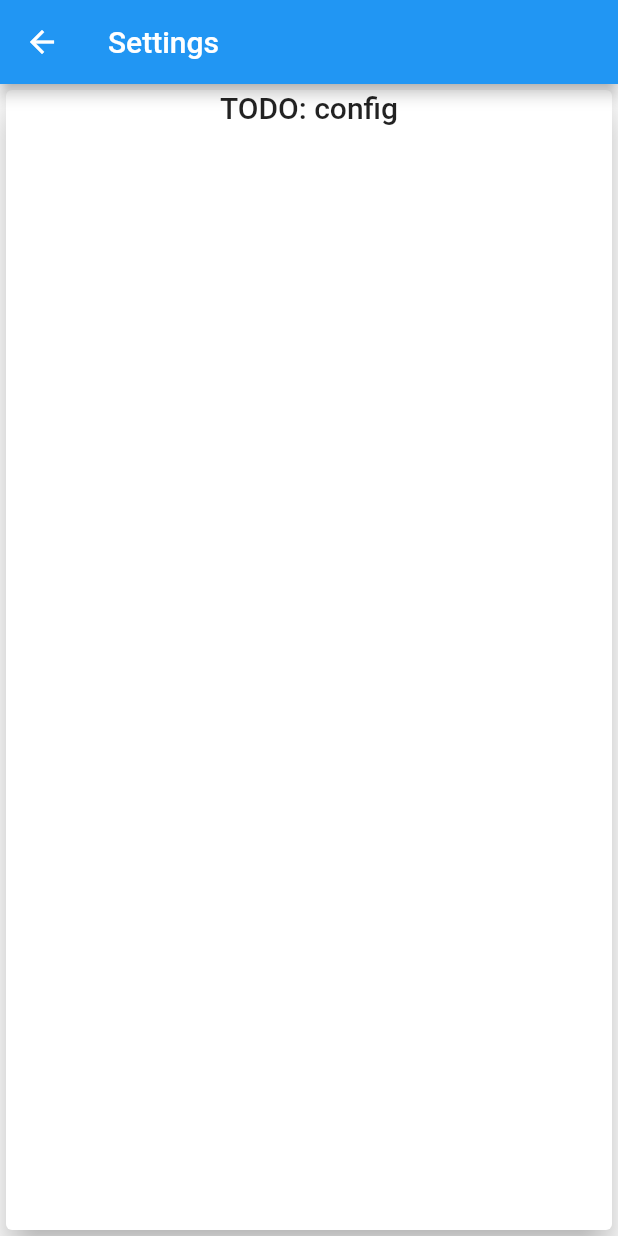
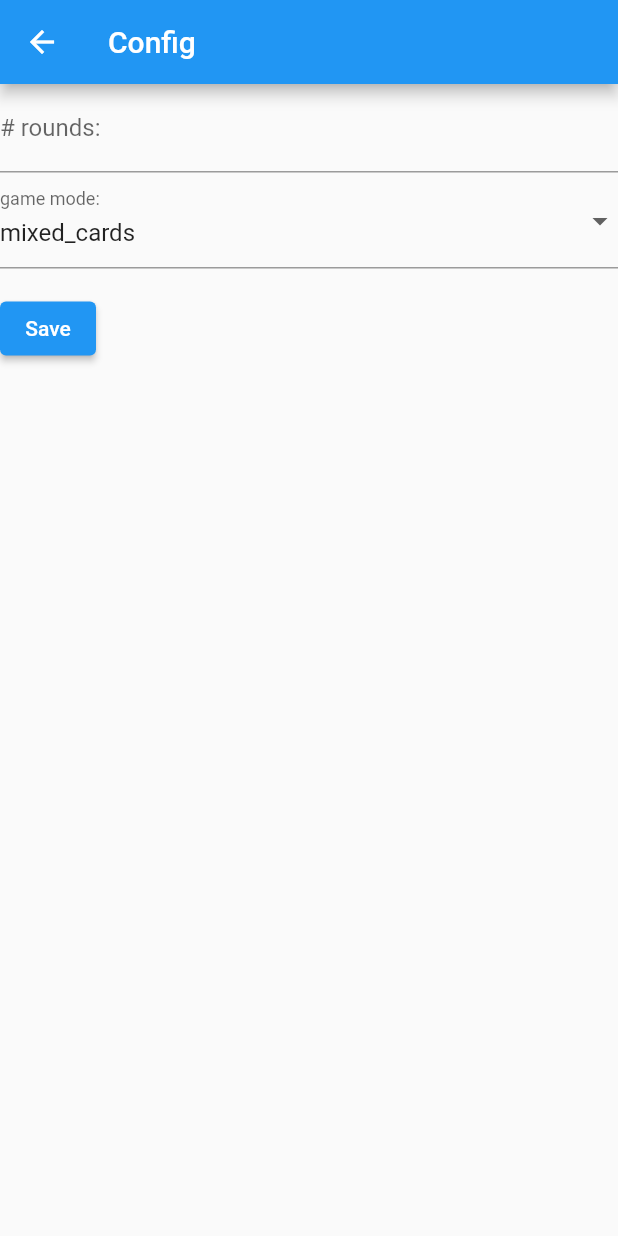
Before and after one commit to codetojoy/learn_trump_flutter, a Flutter app: the screen it shows after launch, after a tap on the "settings" icon, on a phone screen of 412 x 824 dp. Run offline on Flutter 3.47's test engine with Material 2 defaults, Android fonts, the phone set to English and light mode, and no system bars.

Commit message:
init config screen

```diff
--- a/lib/main.dart
+++ b/lib/main.dart
@@ -23,7 +23,7 @@ class MyApp extends StatelessWidget {
         routes: {
           Const.ROOT_ROUTE: (ctx) => HomePage(title: Const.TITLE),
           About.routeName: (ctx) => About(),
-          Config.routeName: (ctx) => Config(),
+          ConfigForm.routeName: (ctx) => ConfigForm(),
           Help.routeName: (ctx) => Help(),
         });
   }
--- a/lib/models/config.dart
+++ b/lib/models/config.dart
@@ -4,19 +4,30 @@ enum Mode {
 }
 
 class Config {
-  int _numCards = 5;
-  int _numRounds = 3;
-  Mode _mode = Mode.mixed_cards;
-  bool _debug = true;
+  int numCards = 5;
+  int numRounds = 3;
+  Mode mode = Mode.mixed_cards;
+  bool debug = true;
 
   Config._();
 
-  Config.provided(this._numCards, this._numRounds, this._mode, this._debug);
+  Config.provided(this.numCards, this.numRounds, this.mode, this.debug);
 
   static Config instance = Config._();
 
-  int get numCards => _numCards;
-  Mode get mode => _mode;
-  int get numRounds => _numRounds;
-  bool get debug => _debug;
+  bool isValidNumRounds(String? value) {
+    var result = false;
+    if (value != null) {
+      var tmpValue = int.tryParse(value);
+      if (tmpValue != null) {
+        result = tmpValue > 0;
+      }
+    }
+    return result;
+  }
+
+  @override
+  String toString() {
+    return 'config: c: $numCards, r: $numRounds, m: $mode, d: $debug';
+  }
 }
--- a/lib/screens/config.dart
+++ b/lib/screens/config.dart
@@ -1,29 +1,94 @@
 import 'package:flutter/material.dart';
-import 'package:intl/intl.dart';
+import 'package:flutter/services.dart';
 
+import '../models/config.dart';
 import '../utils/constants.dart';
-import '../widgets/utils/my_media_query.dart';
+import '../utils/logger.dart';
 
-class Config extends StatelessWidget {
+class ConfigForm extends StatefulWidget {
   static const routeName = '/config';
 
   @override
+  ConfigFormState createState() {
+    return ConfigFormState();
+  }
+}
+
+class ConfigFormState extends State<ConfigForm> {
+  final _formKey = GlobalKey<FormState>();
+  final _numCardsController = TextEditingController();
+  String _modeValue = Const.MODE_MIXED_CARDS;
+
+  @override
   Widget build(BuildContext context) {
-    var appBar = AppBar(title: Text(Const.CONFIG));
+    var routeArgs =
+        ModalRoute.of(context)!.settings.arguments as Map<String, Object>;
+    var config = routeArgs[Const.CONFIG_PARAM] as Config;
     return Scaffold(
-      appBar: appBar,
-      body: _build(context, appBar),
+      appBar: AppBar(
+        title: Text('Config'),
+      ),
+      body: _buildForm(context, config),
     );
   }
 
-  Widget _build(BuildContext context, AppBar appBar) {
-    final textStyle = Theme.of(context).textTheme.headline6;
-
-    return Card(
-        child: Center(
-            child: Column(children: [
-          Text('TODO: config', style: textStyle),
-        ])),
-        elevation: 10);
+  Widget _buildForm(BuildContext context, Config config) {
+    return Form(
+      key: _formKey,
+      child: Column(
+        crossAxisAlignment: CrossAxisAlignment.start,
+        children: <Widget>[
+          TextFormField(
+            decoration: new InputDecoration(labelText: '# rounds:'),
+            keyboardType: TextInputType.number,
+            controller: _numCardsController,
+            validator: (value) {
+              if (!config.isValidNumRounds(value)) {
+                return '# rounds must be integer';
+              } else {
+                config.numRounds = int.parse(value!);
+              }
+              return null;
+            },
+            inputFormatters: <TextInputFormatter>[
+              FilteringTextInputFormatter.digitsOnly
+            ], // Only numbers can be entered
+          ),
+          DropdownButtonFormField(
+            decoration: const InputDecoration(labelText: 'game mode:'),
+            value: Const.MODE_MIXED_CARDS,
+            items: <String>[Const.MODE_MIXED_CARDS, Const.MODE_PURE_SUIT]
+                .map<DropdownMenuItem<String>>((String value) {
+              return DropdownMenuItem<String>(
+                value: value,
+                child: Text(value),
+              );
+            }).toList(),
+            onChanged: (value) {
+              L.log('TRACER drop down $value');
+              _modeValue = value as String;
+            },
+          ),
+          Padding(
+            padding: const EdgeInsets.symmetric(vertical: 16.0),
+            child: ElevatedButton(
+              onPressed: () {
+                if (_formKey.currentState!.validate()) {
+                  int numRounds = int.parse(_numCardsController.text);
+                  config.numRounds = numRounds;
+                  var mode = Mode.values
+                      .firstWhere((e) => e.toString() == 'Mode.' + _modeValue);
+                  ;
+                  config.mode = mode;
+                  ScaffoldMessenger.of(context)
+                      .showSnackBar(SnackBar(content: const Text('Saved!')));
+                }
+              },
+              child: const Text('Save'),
+            ),
+          ),
+        ],
+      ),
+    );
   }
 }
--- a/lib/screens/home_page.dart
+++ b/lib/screens/home_page.dart
@@ -9,8 +9,9 @@ import '../models/game_info.dart';
 import '../widgets/hand.dart';
 import '../widgets/score.dart';
 import '../widgets/suits.dart';
+import '../services/game.dart';
+import '../utils/constants.dart';
 import '../utils/logger.dart';
-import '../services/game.dart';
 
 class HomePage extends StatefulWidget {
   HomePage({Key? key, required this.title}) : super(key: key);
@@ -34,6 +35,7 @@ class _HomePageState extends State<HomePage> {
 
   void _newGame() {
     setState(() {
+      L.log('new game with $config');
       if (_gameInfo.isUnknown || !_gameInfo.isOngoing) {
         _gameInfo = GameInfo(config);
         _game = Game(_gameInfo);
@@ -41,6 +43,12 @@ class _HomePageState extends State<HomePage> {
       } else {
         L.log('denied: create a new game');
       }
+    });
+  }
+
+  void _cancelGame() {
+    setState(() {
+      _gameInfo = GameInfo.unknown(config);
     });
   }
 
@@ -63,7 +71,8 @@ class _HomePageState extends State<HomePage> {
   }
 
   void _pushConfig() {
-    Navigator.of(context).pushNamed(Config.routeName);
+    Navigator.of(context).pushNamed(ConfigForm.routeName,
+        arguments: {Const.CONFIG_PARAM: m.Config.instance});
   }
 
   void _pushHelp() {
@@ -101,6 +110,18 @@ class _HomePageState extends State<HomePage> {
       ];
     }
 
+    var actionButton = (_gameInfo.isOngoing)
+        ? FloatingActionButton(
+            onPressed: _cancelGame,
+            tooltip: Const.QUIT_GAME,
+            child: Icon(Icons.cancel),
+          )
+        : FloatingActionButton(
+            onPressed: _newGame,
+            tooltip: Const.NEW_GAME,
+            child: Icon(Icons.add),
+          );
+
     return Scaffold(
       appBar: _appBar,
       body: Center(
@@ -109,11 +130,7 @@ class _HomePageState extends State<HomePage> {
           children: widgets,
         ),
       ),
-      floatingActionButton: FloatingActionButton(
-        onPressed: _newGame,
-        tooltip: 'New Game',
-        child: Icon(Icons.add),
-      ),
+      floatingActionButton: actionButton,
     );
   }
 }
--- a/lib/utils/constants.dart
+++ b/lib/utils/constants.dart
@@ -1,4 +1,9 @@
 class Const {
+  static const MODE_MIXED_CARDS = "mixed_cards";
+  static const MODE_PURE_SUIT = "pure_suit";
+
+  static const CONFIG_PARAM = "config";
+
   static const NUM_CARDS_IN_SUIT = 13;
   static const NUM_CARDS_IN_DECK = 52;
   static const NUM_CARDS_IN_HAND = 5;
```
Also changed, not shown: 1 other file.
